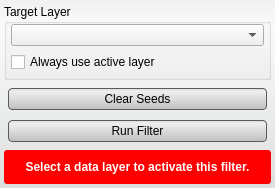
This is src/Interface/ToolInterface/NeighborhoodConnectedFilterInterface.ui in SCIInstitute/Seg3D as Qt 5 draws it before an edit. The edited form follows.
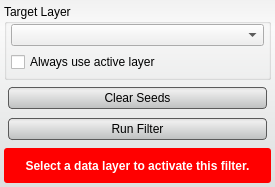
This is the edited form. Custom widgets are drawn as their Qt base class.

The edit to the form file:
```diff
--- a/src/Interface/ToolInterface/NeighborhoodConnectedFilterInterface.ui
+++ b/src/Interface/ToolInterface/NeighborhoodConnectedFilterInterface.ui
@@ -7,7 +7,7 @@
     <x>0</x>
     <y>0</y>
     <width>275</width>
-    <height>188</height>
+    <height>187</height>
    </rect>
   </property>
   <property name="sizePolicy">
@@ -16,12 +16,6 @@
     <verstretch>0</verstretch>
    </sizepolicy>
   </property>
-  <property name="minimumSize">
-   <size>
-    <width>0</width>
-    <height>188</height>
-   </size>
-  </property>
   <property name="maximumSize">
    <size>
     <width>16777215</width>
@@ -139,13 +133,13 @@
      <property name="minimumSize">
       <size>
        <width>0</width>
-       <height>66</height>
+       <height>64</height>
       </size>
      </property>
      <property name="maximumSize">
       <size>
        <width>16777215</width>
-       <height>66</height>
+       <height>64</height>
       </size>
      </property>
      <layout class="QVBoxLayout" name="verticalLayout_2">
```
